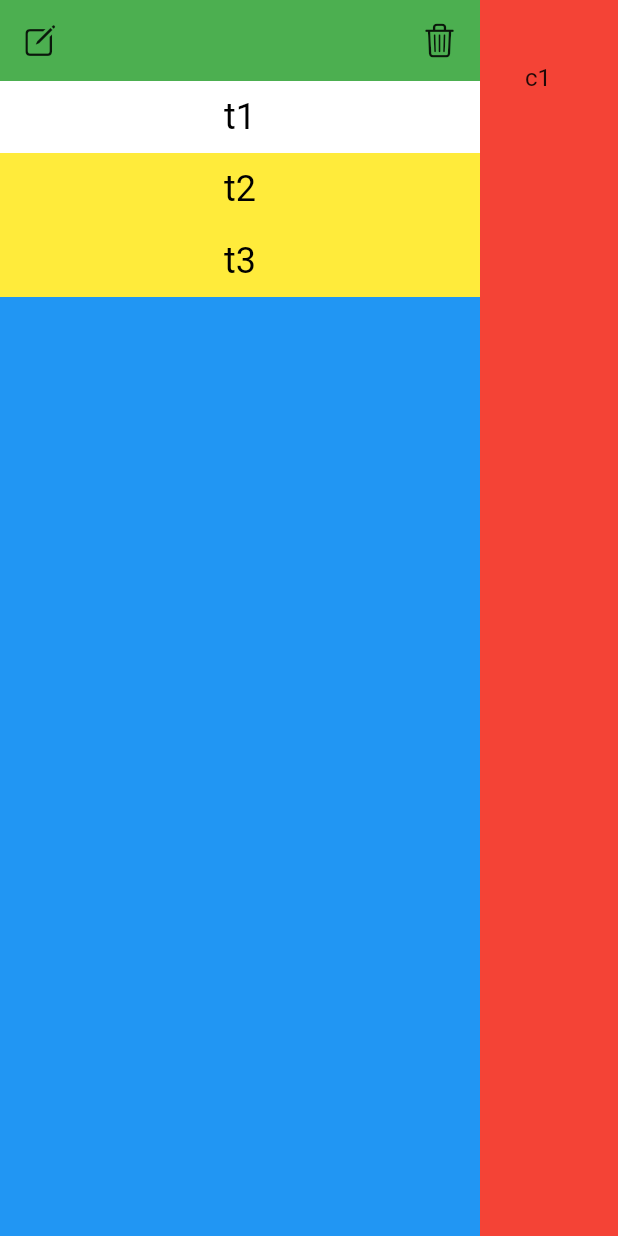
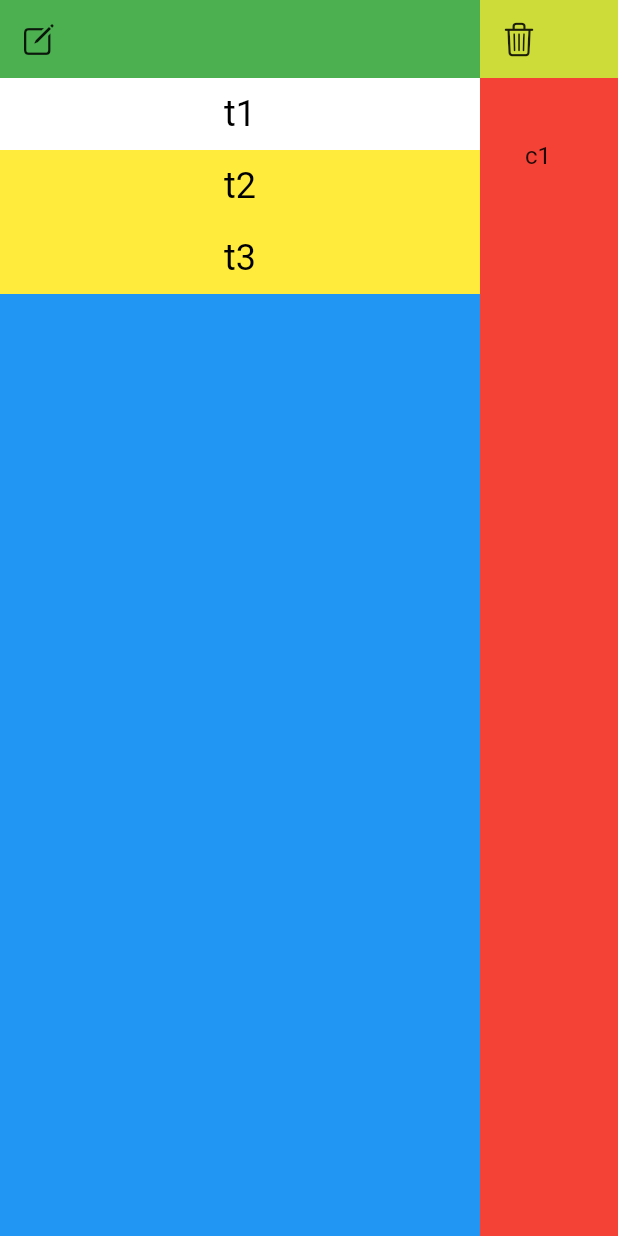
Before and after one commit to helagro/private_notes, a Flutter app: the EditorScreenDesktop screen opened directly, on a phone screen of 412 x 824 dp. Run offline on Flutter 3.47's test engine with Material 2 defaults, Android fonts, the phone set to English and light mode, and no system bars.

Commit message:
layout improvements

```diff
--- a/lib/logic/note_handler.dart
+++ b/lib/logic/note_handler.dart
@@ -44,14 +44,14 @@ class NoteHandler {
   }
 
   static void deleteNote(int noteIndex, {bool? selectPriorNote}) {
-    final noteAmtBeforeDelete = notes.length;
-    if (noteAmtBeforeDelete == 0) return;
+    if (notes.isEmpty) return;
 
     notes.removeAt(noteIndex);
     callNoteListChangedListeners();
 
-    if (noteAmtBeforeDelete != 1 && selectPriorNote == true) {
+    if (noteIndex != 0 && selectPriorNote == true) {
       selectedNote.value -= 1;
     }
+    selectedNote.notifyListeners();
   }
 }
--- a/lib/screens/desktop/editor_screen_desktop.dart
+++ b/lib/screens/desktop/editor_screen_desktop.dart
@@ -1,6 +1,8 @@
 import 'package:flutter/material.dart';
+import 'package:private_notes/widgets/editor_options_desktop.dart';
 
 import '../../widgets/editor.dart';
+import '../../widgets/editor_options_mobile.dart';
 import '../../widgets/note_list.dart';
 import '../../widgets/note_list_options.dart';
 
@@ -16,7 +18,8 @@ class EditorScreenDesktop extends StatelessWidget {
           ConstrainedBox(
               constraints: const BoxConstraints(maxWidth: 320),
               child: Column(children: [NoteListOptions(), NoteList()])),
-          EditorWidget()
+          Expanded(
+              child: Column(children: [EditorOptionsDesktop(), EditorWidget()]))
         ],
       ),
     ));
--- a/lib/screens/mobile/editor_screen_mobile.dart
+++ b/lib/screens/mobile/editor_screen_mobile.dart
@@ -1,5 +1,5 @@
 import 'package:flutter/material.dart';
-import 'package:private_notes/screens/mobile/editor_options_mobile.dart';
+import 'package:private_notes/widgets/editor_options_mobile.dart';
 import 'package:private_notes/widgets/icon_button_main.dart';
 
 import '../../widgets/editor.dart';
--- /dev/null
+++ b/lib/widgets/editor_options_desktop.dart
@@ -0,0 +1,27 @@
+import 'package:flutter/cupertino.dart';
+import 'package:flutter/material.dart';
+
+import '../data_types/note.dart';
+import '../logic/note_handler.dart';
+import 'icon_button_main.dart';
+
+class EditorOptionsDesktop extends StatelessWidget {
+  @override
+  Widget build(BuildContext context) {
+    return Container(
+      padding: const EdgeInsets.all(2),
+      color: Colors.lime,
+      child: Row(
+        children: [
+          IconButtonMain(
+              iconData: CupertinoIcons.trash,
+              onPressed: () => deleteNote(context))
+        ],
+      ),
+    );
+  }
+
+  void deleteNote(context) {
+    NoteHandler.deleteSelectedNote(selectPriorNote: true);
+  }
+}
--- a/lib/screens/mobile/editor_options_mobile.dart
+++ b/lib/widgets/editor_options_mobile.dart
@@ -1,9 +1,9 @@
 import 'package:flutter/cupertino.dart';
 import 'package:flutter/material.dart';
 
-import '../../data_types/note.dart';
-import '../../logic/note_handler.dart';
-import '../../widgets/icon_button_main.dart';
+import '../data_types/note.dart';
+import '../logic/note_handler.dart';
+import 'icon_button_main.dart';
 
 class EditorOptionsMobile extends StatelessWidget {
   @override
--- a/lib/widgets/note_list_options.dart
+++ b/lib/widgets/note_list_options.dart
@@ -5,12 +5,14 @@ import 'package:private_notes/widgets/icon_button_main.dart';
 import 'package:flutter/cupertino.dart';
 
 class NoteListOptions extends StatelessWidget {
-  NoteListOptions({Key? key}) : super(key: key);
+  final Function? onNoteAddedListener;
+
+  NoteListOptions({Key? key, this.onNoteAddedListener}) : super(key: key);
 
   @override
   Widget build(BuildContext context) {
     return Container(
-      padding: const EdgeInsets.all(3),
+      padding: const EdgeInsets.all(2),
       color: Colors.green,
       child: Row(children: [
         IconButtonMain(
@@ -18,7 +20,6 @@ class NoteListOptions extends StatelessWidget {
           onPressed: addNote,
         ),
         const Spacer(),
-        IconButtonMain(iconData: CupertinoIcons.trash, onPressed: deleteNote)
       ]),
     );
   }
@@ -27,9 +28,6 @@ class NoteListOptions extends StatelessWidget {
     NoteHandler.addNote(
         Note("tx(${DateTime.now().second})", "cx(${DateTime.now().second})"),
         selectNote: true);
-  }
-
-  void deleteNote() {
-    NoteHandler.deleteSelectedNote(selectPriorNote: true);
+    onNoteAddedListener?.call();
   }
 }
```
Also changed, not shown: lib/screens/mobile/note_list_screen_mobile.dart (+5 -5 lines).
